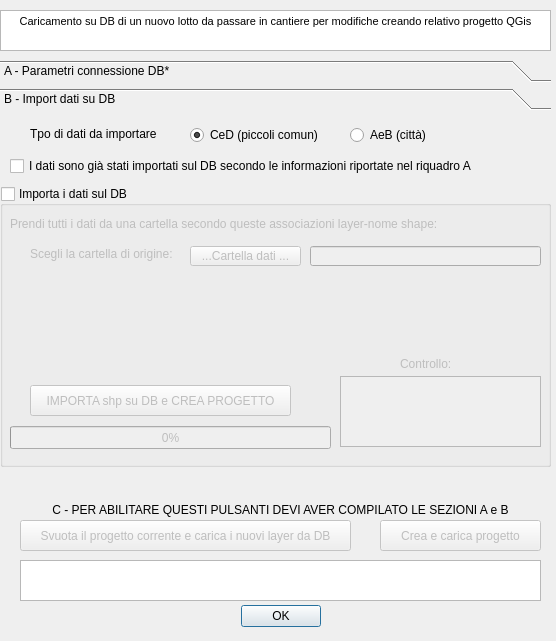
Verticalsrl/progettoPNI_2, file ProgettoPNI_2/progetto_pni_config_dockwidget_base.ui: the form before one commit.
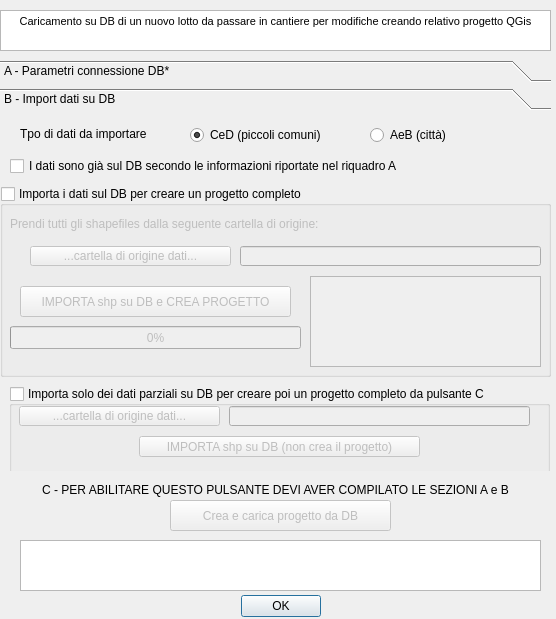
The form after the commit. The open tabs and pages were chosen to show the change.

Commit message: risolto zoom_to_layer nell creazione del progetto; carico su TOC di QGis quei layer caricati su DB anche se non mappati; risolto baco di caricamento di layer mappati anche se non presenti su DB; possibilita di caricare anche singoli shp e creare un progetto completo successivamento tramite il pulsante C; join tra ebw_location e ebw_pte con formula sul campo 'nome', in seguito modificato stile di ebw_location per PTA con numero_porte(derivato da ebw_pte)>=48

Patch:
```diff
--- a/ProgettoPNI_2/progetto_pni_config_dockwidget_base.ui
+++ b/ProgettoPNI_2/progetto_pni_config_dockwidget_base.ui
@@ -7,7 +7,7 @@
     <x>0</x>
     <y>0</y>
     <width>556</width>
-    <height>641</height>
+    <height>619</height>
    </rect>
   </property>
   <property name="windowTitle">
@@ -17,7 +17,7 @@
    <property name="geometry">
     <rect>
      <x>230</x>
-     <y>600</y>
+     <y>590</y>
      <width>91</width>
      <height>32</height>
     </rect>
@@ -46,29 +46,13 @@
 &lt;p align=&quot;center&quot; style=&quot; margin-top:0px; margin-bottom:0px; margin-left:0px; margin-right:0px; -qt-block-indent:0; text-indent:0px;&quot;&gt;&lt;span style=&quot; font-size:8.15094pt;&quot;&gt;Caricamento su DB di un nuovo lotto da passare in cantiere per modifiche creando relativo progetto QGis&lt;/span&gt;&lt;/p&gt;&lt;/body&gt;&lt;/html&gt;</string>
    </property>
   </widget>
-  <widget class="QToolButton" name="importBtn">
-   <property name="enabled">
-    <bool>false</bool>
-   </property>
-   <property name="geometry">
-    <rect>
-     <x>20</x>
-     <y>520</y>
-     <width>331</width>
-     <height>31</height>
-    </rect>
-   </property>
-   <property name="text">
-    <string>Svuota il progetto corrente e carica i nuovi layer da DB</string>
-   </property>
-  </widget>
   <widget class="QTextBrowser" name="txtFeedback">
    <property name="geometry">
     <rect>
      <x>20</x>
-     <y>560</y>
+     <y>540</y>
      <width>521</width>
-     <height>41</height>
+     <height>51</height>
     </rect>
    </property>
   </widget>
@@ -92,7 +76,7 @@
      <x>0</x>
      <y>60</y>
      <width>551</width>
-     <height>431</height>
+     <height>411</height>
     </rect>
    </property>
    <property name="toolTip">
@@ -318,7 +302,7 @@
       <x>0</x>
       <y>0</y>
       <width>551</width>
-      <height>375</height>
+      <height>355</height>
      </rect>
     </property>
     <attribute name="label">
@@ -334,7 +318,7 @@
       </rect>
      </property>
      <property name="text">
-      <string>I dati sono già stati importati sul DB secondo le informazioni riportate nel riquadro A</string>
+      <string>I dati sono già sul DB secondo le informazioni riportate nel riquadro A</string>
      </property>
     </widget>
     <widget class="QGroupBox" name="si_import">
@@ -343,11 +327,11 @@
        <x>0</x>
        <y>70</y>
        <width>551</width>
-       <height>281</height>
+       <height>191</height>
       </rect>
      </property>
      <property name="title">
-      <string>Importa i dati sul DB</string>
+      <string>Importa i dati sul DB per creare un progetto completo</string>
      </property>
      <property name="checkable">
       <bool>true</bool>
@@ -365,55 +349,29 @@
        </rect>
       </property>
       <property name="text">
-       <string>Prendi tutti i dati da una cartella secondo queste associazioni layer-nome shape:</string>
-      </property>
-     </widget>
-     <widget class="QLabel" name="label_59">
-      <property name="geometry">
-       <rect>
-        <x>30</x>
-        <y>60</y>
-        <width>151</width>
-        <height>16</height>
-       </rect>
-      </property>
-      <property name="text">
-       <string>Scegli la cartella di origine:</string>
+       <string>Prendi tutti gli shapefiles dalla seguente cartella di origine:</string>
       </property>
      </widget>
      <widget class="QToolButton" name="dirBrowse_btn">
       <property name="geometry">
        <rect>
-        <x>190</x>
+        <x>30</x>
         <y>60</y>
-        <width>111</width>
+        <width>201</width>
         <height>20</height>
        </rect>
       </property>
       <property name="text">
-       <string>...Cartella dati ...</string>
-      </property>
-     </widget>
-     <widget class="QLabel" name="label_60">
-      <property name="geometry">
-       <rect>
-        <x>400</x>
-        <y>170</y>
-        <width>71</width>
-        <height>16</height>
-       </rect>
-      </property>
-      <property name="text">
-       <string>Controllo:</string>
+       <string>...cartella di origine dati...</string>
       </property>
      </widget>
      <widget class="QTextBrowser" name="txtFeedback_import">
       <property name="geometry">
        <rect>
-        <x>340</x>
-        <y>190</y>
-        <width>201</width>
-        <height>71</height>
+        <x>310</x>
+        <y>90</y>
+        <width>231</width>
+        <height>91</height>
        </rect>
       </property>
       <property name="html">
@@ -427,9 +385,9 @@
      <widget class="QToolButton" name="import_shp">
       <property name="geometry">
        <rect>
-        <x>30</x>
-        <y>199</y>
-        <width>261</width>
+        <x>20</x>
+        <y>100</y>
+        <width>271</width>
         <height>31</height>
        </rect>
       </property>
@@ -440,9 +398,9 @@
      <widget class="QLineEdit" name="dirBrowse_txt">
       <property name="geometry">
        <rect>
-        <x>310</x>
+        <x>240</x>
         <y>60</y>
-        <width>231</width>
+        <width>301</width>
         <height>20</height>
        </rect>
       </property>
@@ -451,8 +409,8 @@
       <property name="geometry">
        <rect>
         <x>10</x>
-        <y>240</y>
-        <width>321</width>
+        <y>140</y>
+        <width>291</width>
         <height>23</height>
        </rect>
       </property>
@@ -472,9 +430,9 @@
     <widget class="QLabel" name="label_68">
      <property name="geometry">
       <rect>
-       <x>30</x>
+       <x>20</x>
        <y>10</y>
-       <width>141</width>
+       <width>161</width>
        <height>16</height>
       </rect>
      </property>
@@ -490,12 +448,12 @@
       <rect>
        <x>190</x>
        <y>10</y>
-       <width>131</width>
+       <width>151</width>
        <height>18</height>
       </rect>
      </property>
      <property name="text">
-      <string>CeD (piccoli comun)</string>
+      <string>CeD (piccoli comuni)</string>
      </property>
      <property name="checked">
       <bool>true</bool>
@@ -510,7 +468,7 @@
      </property>
      <property name="geometry">
       <rect>
-       <x>350</x>
+       <x>370</x>
        <y>10</y>
        <width>90</width>
        <height>18</height>
@@ -523,19 +481,74 @@
       <string notr="true">buttonGroup</string>
      </attribute>
     </widget>
+    <widget class="QGroupBox" name="si_import_parziale">
+     <property name="geometry">
+      <rect>
+       <x>9</x>
+       <y>270</y>
+       <width>541</width>
+       <height>91</height>
+      </rect>
+     </property>
+     <property name="title">
+      <string>Importa solo dei dati parziali su DB per creare poi un progetto completo da pulsante C</string>
+     </property>
+     <property name="checkable">
+      <bool>true</bool>
+     </property>
+     <property name="checked">
+      <bool>false</bool>
+     </property>
+     <widget class="QToolButton" name="dirBrowse_btn_parziale">
+      <property name="geometry">
+       <rect>
+        <x>10</x>
+        <y>20</y>
+        <width>201</width>
+        <height>20</height>
+       </rect>
+      </property>
+      <property name="text">
+       <string>...cartella di origine dati...</string>
+      </property>
+     </widget>
+     <widget class="QLineEdit" name="dirBrowse_txt_parziale">
+      <property name="geometry">
+       <rect>
+        <x>220</x>
+        <y>20</y>
+        <width>301</width>
+        <height>20</height>
+       </rect>
+      </property>
+     </widget>
+     <widget class="QToolButton" name="import_shp_parziale">
+      <property name="geometry">
+       <rect>
+        <x>130</x>
+        <y>50</y>
+        <width>281</width>
+        <height>21</height>
+       </rect>
+      </property>
+      <property name="text">
+       <string>IMPORTA shp su DB (non crea il progetto)</string>
+      </property>
+     </widget>
+    </widget>
    </widget>
   </widget>
   <widget class="QLabel" name="label_64">
    <property name="geometry">
     <rect>
-     <x>20</x>
-     <y>500</y>
-     <width>521</width>
+     <x>10</x>
+     <y>480</y>
+     <width>531</width>
      <height>20</height>
     </rect>
    </property>
    <property name="text">
-    <string>&lt;html&gt;&lt;head/&gt;&lt;body&gt;&lt;p align=&quot;center&quot;&gt;C - PER ABILITARE QUESTI PULSANTI DEVI AVER COMPILATO LE SEZIONI A e B&lt;/p&gt;&lt;/body&gt;&lt;/html&gt;</string>
+    <string>&lt;html&gt;&lt;head/&gt;&lt;body&gt;&lt;p align=&quot;center&quot;&gt;C - PER ABILITARE QUESTO PULSANTE DEVI AVER COMPILATO LE SEZIONI A e B&lt;/p&gt;&lt;/body&gt;&lt;/html&gt;</string>
    </property>
   </widget>
   <widget class="QToolButton" name="createBtn">
@@ -544,14 +557,14 @@
    </property>
    <property name="geometry">
     <rect>
-     <x>380</x>
-     <y>520</y>
-     <width>161</width>
+     <x>170</x>
+     <y>500</y>
+     <width>221</width>
      <height>31</height>
     </rect>
    </property>
    <property name="text">
-    <string>Crea e carica progetto</string>
+    <string>Crea e carica progetto da DB</string>
    </property>
   </widget>
   <zorder>layoutWidget</zorder>
```
Left out of the diff: 58 changed lines with no effect on the pictures. The commit also changes 4 other files.
